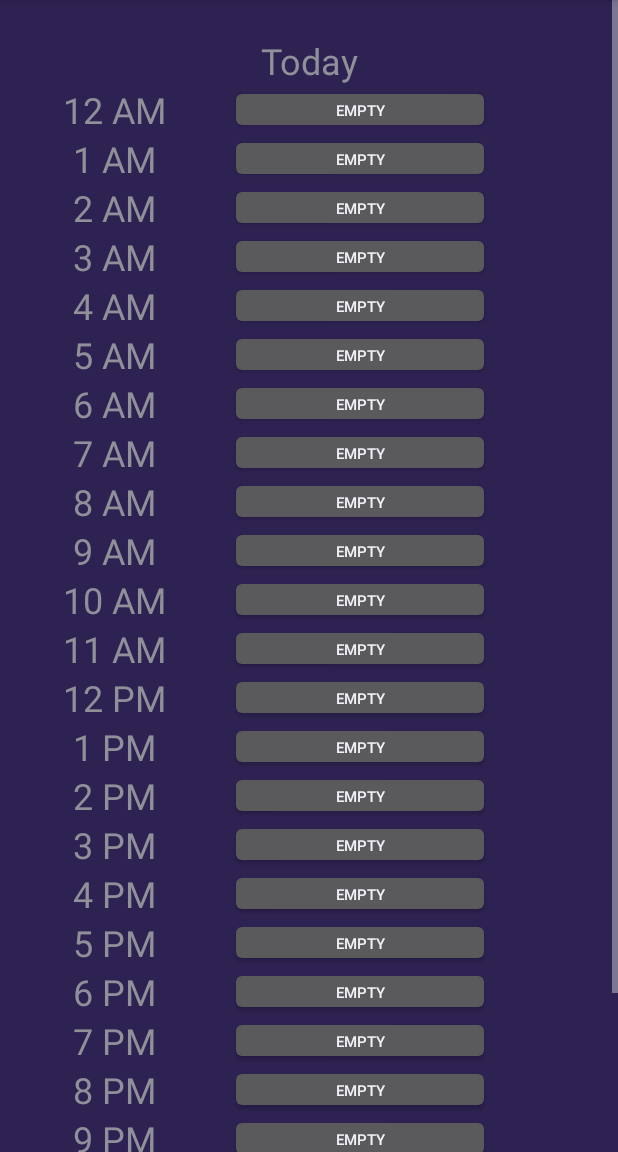
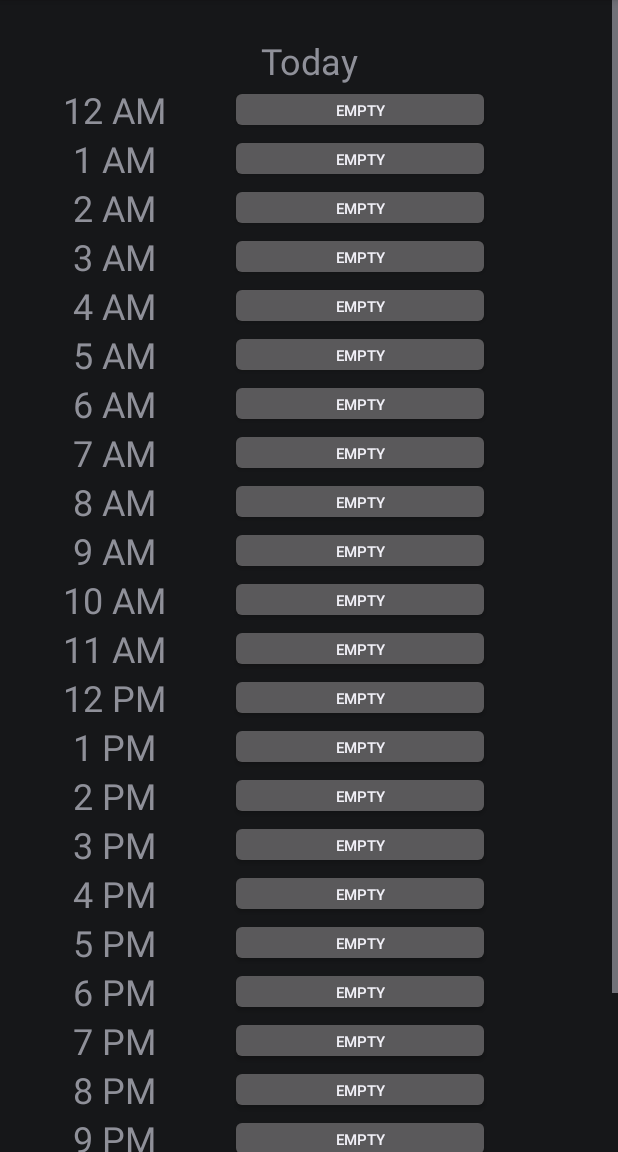
Before and after one commit to MRegirouard/CarpeHora-App, an Android app: the TodayListActivity screen opened directly, with no data from a screen before it, on a phone screen of 412 x 824 dp, the part 84-1236 px from its top. Run offline under Robolectric (Android 15) with nearby library versions, the phone set to English and light mode, and no system bars; our stand-ins replace Firebase (no records; nobody signed in at launch, a user with empty details on screens opened directly).

Commit message:
Update colors to match web interface

```diff
--- a/app/src/main/res/values/colors.xml
+++ b/app/src/main/res/values/colors.xml
@@ -1,12 +1,12 @@
 <?xml version="1.0" encoding="utf-8"?>
 <resources>
-    <color name="sleep">#000000</color>
-    <color name="work">#364CF4</color>
-    <color name="exercise">#E6680F</color>
-    <color name="social">#59F436</color>
+    <color name="sleep">#dc2626</color>
+    <color name="work">#ea580c</color>
+    <color name="exercise">#16a34a</color>
+    <color name="social">#c026d3</color>
     <color name="chores">#E436F4</color>
-    <color name="other">#009688</color>
-    <color name="relax">#FFEB3B</color>
-    <color name="eat">#912828</color>
-    <color name="navy_blue">#2E2252</color>
+    <color name="other">#475569</color>
+    <color name="relax">#db2777</color>
+    <color name="eat">#2563eb</color>
+    <color name="navy_blue">#161719</color>
 </resources>
```
